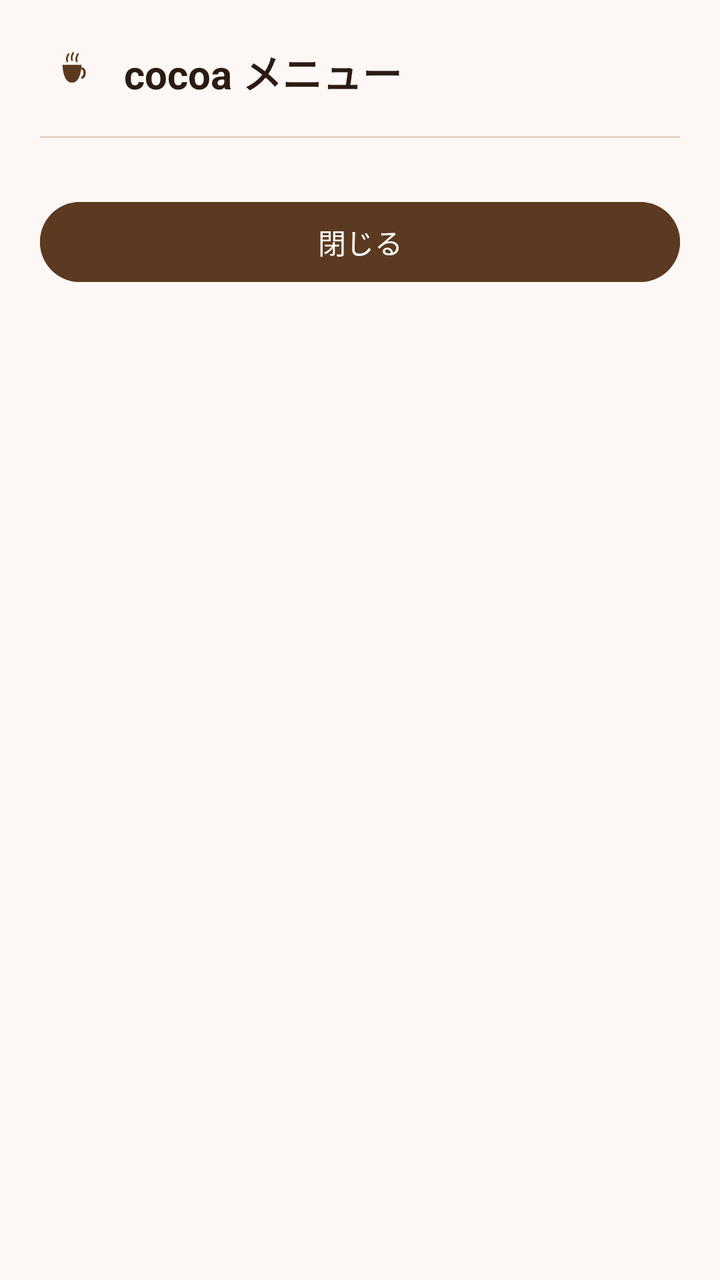
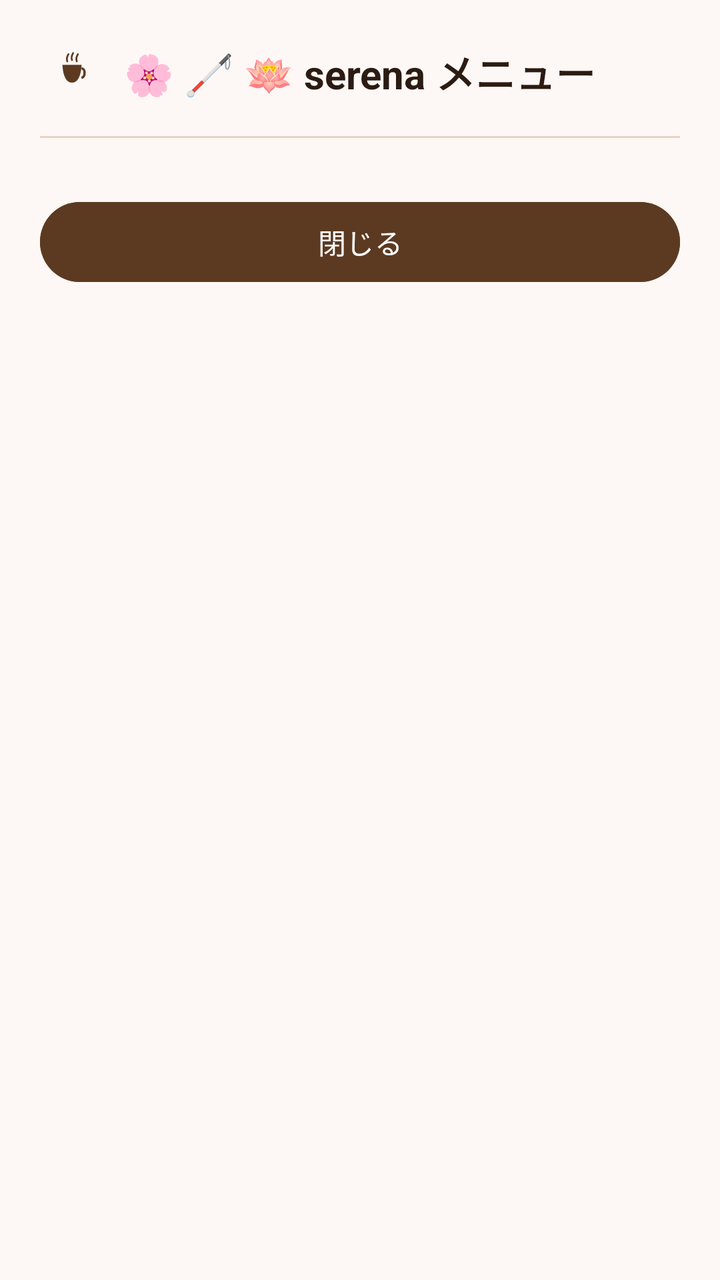

An Android layout rendered at two revisions. The XML below is the earlier revision; the diff shows what the commit changed to produce the second picture.
<!-- AndroidManifest.xml: application theme Theme.Cocoa -->
<!-- res/layout/dialog_serena_menu.xml -->
<?xml version="1.0" encoding="utf-8"?>
<LinearLayout xmlns:android="http://schemas.android.com/apk/res/android"
    xmlns:app="http://schemas.android.com/apk/res-auto"
    android:layout_width="match_parent"
    android:layout_height="wrap_content"
    android:orientation="vertical"
    android:background="#FDF8F5"
    android:padding="20dp">

    
    <LinearLayout
        android:layout_width="match_parent"
        android:layout_height="wrap_content"
        android:orientation="horizontal"
        android:gravity="center_vertical"
        android:layout_marginBottom="16dp">

        <ImageView
            android:layout_width="32dp"
            android:layout_height="32dp"
            android:src="@drawable/ic_launcher_foreground"
            app:tint="#5C3A21"
            android:contentDescription="cocoa logo" />

        <TextView
            android:id="@+id/tvMenuTitle"
            android:layout_width="0dp"
            android:layout_height="wrap_content"
            android:layout_weight="1"
            android:layout_marginStart="10dp"
            android:text="cocoa メニュー"
            android:textColor="#2B1B12"
            android:textSize="20sp"
            android:textStyle="bold" />
    </LinearLayout>

    <View
        android:layout_width="match_parent"
        android:layout_height="1dp"
        android:background="#E5D3C5"
        android:layout_marginBottom="12dp" />

    
    <LinearLayout
        android:id="@+id/containerMenuItems"
        android:layout_width="match_parent"
        android:layout_height="wrap_content"
        android:orientation="vertical">
        
    </LinearLayout>

    
    <Button
        android:id="@+id/btnClose"
        android:layout_width="match_parent"
        android:layout_height="wrap_content"
        android:layout_marginTop="16dp"
        android:text="閉じる"
        android:textColor="#FFFFFF"
        android:backgroundTint="#5C3A21" />

</LinearLayout>
<!-- resources referenced by this layout -->
<resources>
  <!-- drawable ic_launcher_foreground (drawable) -->
  <vector xmlns:android="http://schemas.android.com/apk/res/android"
      android:width="108dp"
      android:height="108dp"
      android:viewportWidth="108"
      android:viewportHeight="108">
      
      <path
          android:fillColor="#00000000"
          android:strokeColor="#FF9F45"
          android:strokeWidth="3"
          android:strokeLineCap="round"
          android:pathData="M 46,36 Q 44,30 48,24 M 54,34 Q 52,28 56,22 M 62,36 Q 60,30 64,24" />
      
      <path
          android:fillColor="#FDF8F5"
          android:pathData="M 38,42 C 38,42 38,72 54,72 C 70,72 70,42 70,42 Z" />
      
      <path
          android:fillColor="#00000000"
          android:strokeColor="#FDF8F5"
          android:strokeWidth="4"
          android:pathData="M 70,48 C 77,48 77,62 70,64" />
      
      <path
          android:fillColor="#D27D2D"
          android:pathData="M 39,44 C 44,46 64,46 69,44 C 69,47 67,52 54,52 C 41,52 39,47 39,44 Z" />
  </vector>
  <style name="Theme.Cocoa" parent="Theme.Material3.DayNight.NoActionBar">
          <item name="colorPrimary">@color/cocoa_primary</item>
          <item name="colorSecondary">@color/cocoa_secondary</item>
          <item name="android:colorBackground">@color/cocoa_background</item>
          <item name="android:statusBarColor">@color/cocoa_primary_variant</item>
      </style>
  <color name="cocoa_primary">#5C3A21</color>
  <color name="cocoa_secondary">#D27D2D</color>
  <color name="cocoa_background">#FDF8F5</color>
  <color name="cocoa_primary_variant">#3D2314</color>
</resources>

<!-- the commit's change to res/layout/dialog_serena_menu.xml (unified diff, before → after) -->
@@ -20,7 +20,7 @@
             android:layout_height="32dp"
             android:src="@drawable/ic_launcher_foreground"
             app:tint="#5C3A21"
-            android:contentDescription="cocoa logo" />
+            android:contentDescription="serena シンボルアイコン (🌸 桜・🦯 白杖・🪷 ユリ)" />
 
         <TextView
             android:id="@+id/tvMenuTitle"
@@ -28,7 +28,7 @@
             android:layout_height="wrap_content"
             android:layout_weight="1"
             android:layout_marginStart="10dp"
-            android:text="cocoa メニュー"
+            android:text="🌸 🦯 🪷 serena メニュー"
             android:textColor="#2B1B12"
             android:textSize="20sp"
             android:textStyle="bold" />
